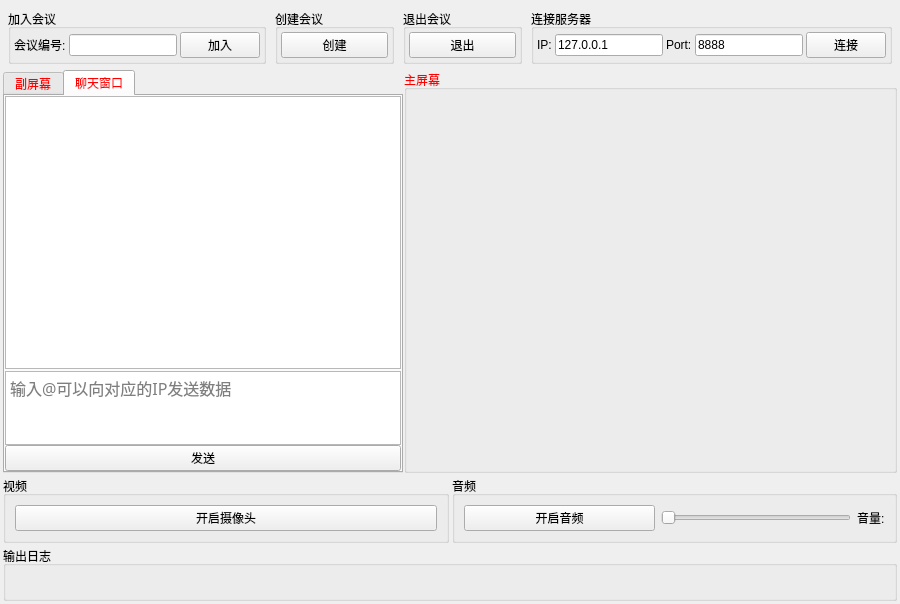
wang-y-cell/CloudMeeting_Client, file src/widget.ui: the form before one commit.
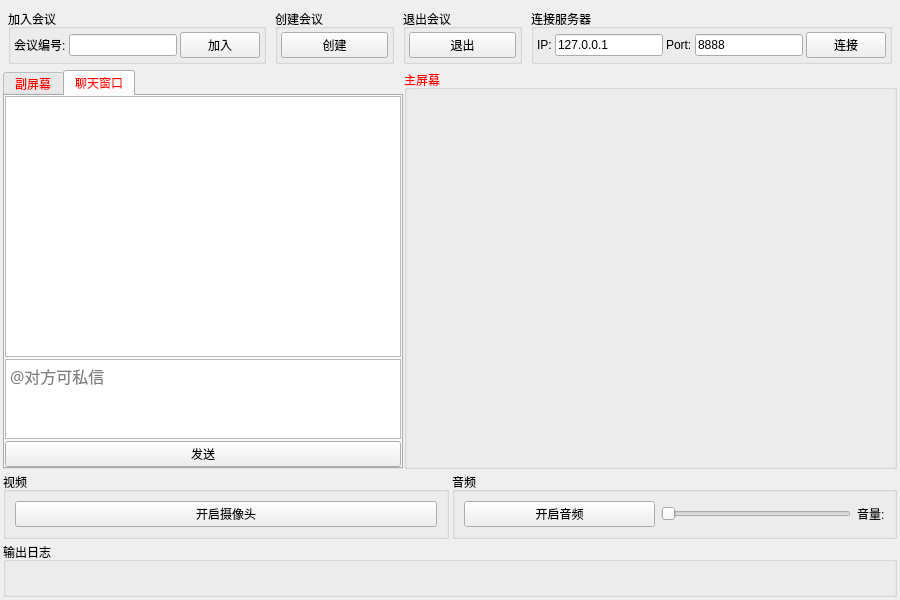
The form after the commit. Custom widgets are drawn as their Qt base class.

```diff
--- a/src/widget.ui
+++ b/src/widget.ui
@@ -10,7 +10,7 @@
     <x>0</x>
     <y>0</y>
     <width>900</width>
-    <height>604</height>
+    <height>600</height>
    </rect>
   </property>
   <property name="sizePolicy">
@@ -515,36 +515,6 @@
           </widget>
          </item>
          <item>
-          <widget class="QWidget" name="widget" native="true">
-           <property name="sizePolicy">
-            <sizepolicy hsizetype="Preferred" vsizetype="Minimum">
-             <horstretch>0</horstretch>
-             <verstretch>0</verstretch>
-            </sizepolicy>
-           </property>
-           <property name="maximumSize">
-            <size>
-             <width>16777215</width>
-             <height>100</height>
-            </size>
-           </property>
-           <layout class="QVBoxLayout" name="verticalLayout_7">
-            <property name="spacing">
-             <number>0</number>
-            </property>
-            <property name="leftMargin">
-             <number>0</number>
-            </property>
-            <property name="topMargin">
-             <number>0</number>
-            </property>
-            <property name="rightMargin">
-             <number>0</number>
-            </property>
-            <property name="bottomMargin">
-             <number>0</number>
-            </property>
-            <item>
              <widget class="MyTextEdit" name="plainTextEdit">
               <property name="sizePolicy">
                <sizepolicy hsizetype="Minimum" vsizetype="Expanding">
@@ -656,10 +626,40 @@
                </font>
               </property>
               <property name="placeholderText">
-               <string notr="true">输入@可以向对应的IP发送数据</string>
+            <string>@对方可私信</string>
               </property>
              </widget>
             </item>
+         <item>
+          <widget class="QWidget" name="widget" native="true">
+           <property name="sizePolicy">
+            <sizepolicy hsizetype="Preferred" vsizetype="Minimum">
+             <horstretch>0</horstretch>
+             <verstretch>0</verstretch>
+            </sizepolicy>
+           </property>
+           <property name="maximumSize">
+            <size>
+             <width>16777215</width>
+             <height>100</height>
+            </size>
+           </property>
+           <layout class="QVBoxLayout" name="verticalLayout_7">
+            <property name="spacing">
+             <number>0</number>
+            </property>
+            <property name="leftMargin">
+             <number>0</number>
+            </property>
+            <property name="topMargin">
+             <number>0</number>
+            </property>
+            <property name="rightMargin">
+             <number>0</number>
+            </property>
+            <property name="bottomMargin">
+             <number>0</number>
+            </property>
             <item>
              <widget class="QPushButton" name="sendmsg">
               <property name="text">
```
Left out of the diff: 5 changed lines with no effect on the pictures. Lines whose indentation alone changed are shown as unchanged.
